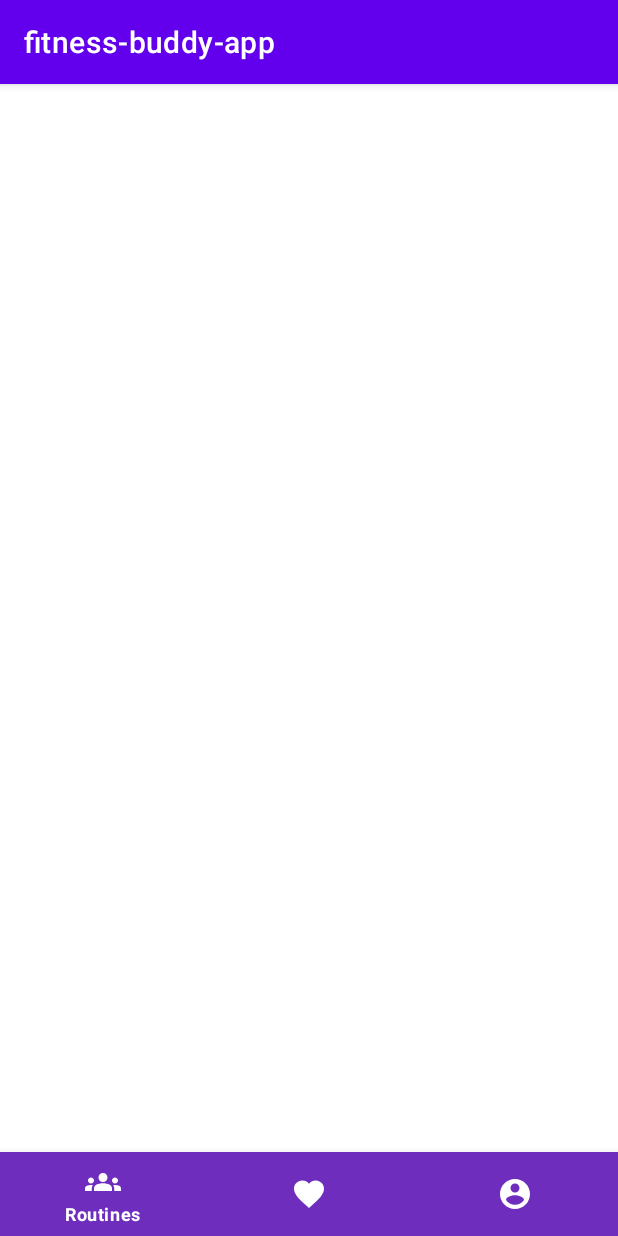
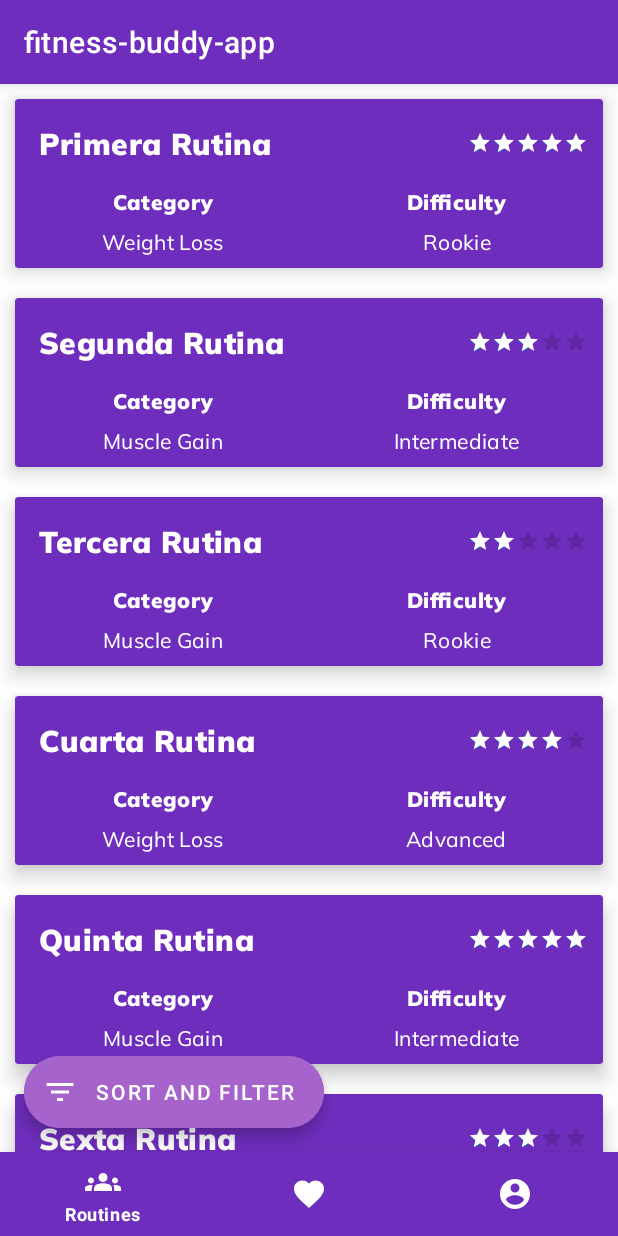
Before and after one commit to Reversive/fitness-buddy-app, an Android app: the CommunityRoutinesFragment screen opened directly, with no data from a screen before it, on a phone screen of 412 x 824 dp. Run offline under Robolectric (Android 15) with nearby library versions, the phone set to English and light mode, and no system bars.

Commit message:
added recyclerview, cardview and flotating filter button

```diff
--- a/app/build.gradle
+++ b/app/build.gradle
@@ -35,6 +35,7 @@ dependencies {
     implementation 'androidx.constraintlayout:constraintlayout:2.0.4'
     implementation 'com.chaos.view:pinview:1.4.3'
     implementation 'androidx.recyclerview:recyclerview:1.2.1'
+    implementation "androidx.coordinatorlayout:coordinatorlayout:1.1.0"
     implementation 'androidx.cardview:cardview:1.0.0'
     implementation 'com.github.ivbaranov:materialfavoritebutton:0.1.5'
     implementation 'androidx.legacy:legacy-support-v4:1.0.0'
--- a/app/src/main/AndroidManifest.xml
+++ b/app/src/main/AndroidManifest.xml
@@ -9,7 +9,7 @@
         android:roundIcon="@mipmap/ic_launcher_round"
         android:supportsRtl="true"
         android:theme="@style/theme.fitness.buddy.app">
-        <activity android:name=".navigation.MainNavigationActivity"></activity>
+        <activity android:name=".navigation.MainNavigationActivity"/>
         <activity android:name=".splash.SplashScreenActivity">
             <intent-filter>
                 <action android:name="android.intent.action.MAIN" />
--- /dev/null
+++ b/app/src/main/java/ar/edu/itba/fitness/buddy/adapter/RoutineCardAdapter.java
@@ -0,0 +1,60 @@
+package ar.edu.itba.fitness.buddy.adapter;
+
+import android.view.LayoutInflater;
+import android.view.View;
+import android.view.ViewGroup;
+import android.widget.RatingBar;
+
+import androidx.annotation.NonNull;
+import androidx.appcompat.widget.AppCompatTextView;
+import androidx.recyclerview.widget.RecyclerView;
+
+import java.util.ArrayList;
+
+import ar.edu.itba.fitness.buddy.R;
+import ar.edu.itba.fitness.buddy.helper.RoutineCard;
+
+public class RoutineCardAdapter extends RecyclerView.Adapter<RoutineCardAdapter.RoutineCardViewHolder> {
+
+    ArrayList<RoutineCard> routineCards;
+
+    public RoutineCardAdapter(ArrayList<RoutineCard> routineCards) {
+        this.routineCards = routineCards;
+    }
+
+    @NonNull
+    @Override
+    public RoutineCardViewHolder onCreateViewHolder(@NonNull ViewGroup parent, int viewType) {
+        View view = LayoutInflater.from(parent.getContext()).inflate(R.layout.routine_card_item, parent, false);
+        return new RoutineCardViewHolder(view);
+    }
+
+    @Override
+    public void onBindViewHolder(@NonNull RoutineCardAdapter.RoutineCardViewHolder holder, int position) {
+        RoutineCard routineCard = routineCards.get(position);
+
+        holder.title.setText(routineCard.getTitle());
+        holder.category.setText(routineCard.getCategory());
+        holder.difficulty.setText(routineCard.getDifficulty());
+        holder.rating.setRating(routineCard.getRating());
+    }
+
+    @Override
+    public int getItemCount() {
+        return routineCards.size();
+    }
+
+    public static class RoutineCardViewHolder extends RecyclerView.ViewHolder {
+
+        AppCompatTextView title, category, difficulty;
+        RatingBar rating;
+
+        public RoutineCardViewHolder(@NonNull View itemView) {
+            super(itemView);
+            title = itemView.findViewById(R.id.default_card_title);
+            category = itemView.findViewById(R.id.default_card_weight_field);
+            difficulty = itemView.findViewById(R.id.default_card_difficulty_field);
+            rating = itemView.findViewById(R.id.default_card_rating_bar);
+        }
+    }
+}
--- /dev/null
+++ b/app/src/main/java/ar/edu/itba/fitness/buddy/helper/RoutineCard.java
@@ -0,0 +1,29 @@
+package ar.edu.itba.fitness.buddy.helper;
+
+public class RoutineCard {
+    String title, difficulty, category;
+    int rating;
+
+    public RoutineCard(String title, String difficulty, String category, int rating) {
+        this.title = title;
+        this.difficulty = difficulty;
+        this.category = category;
+        this.rating = rating;
+    }
+
+    public String getTitle() {
+        return title;
+    }
+
+    public String getDifficulty() {
+        return difficulty;
+    }
+
+    public String getCategory() {
+        return category;
+    }
+
+    public int getRating() {
+        return rating;
+    }
+}
--- a/app/src/main/java/ar/edu/itba/fitness/buddy/navigation/MainNavigationActivity.java
+++ b/app/src/main/java/ar/edu/itba/fitness/buddy/navigation/MainNavigationActivity.java
@@ -1,14 +1,21 @@
 package ar.edu.itba.fitness.buddy.navigation;
 
 import androidx.annotation.NonNull;
+import androidx.appcompat.app.ActionBar;
 import androidx.appcompat.app.AppCompatActivity;
+import androidx.core.content.ContextCompat;
 import androidx.fragment.app.Fragment;
 import androidx.fragment.app.FragmentTransaction;
 
+import android.annotation.SuppressLint;
+import android.graphics.Color;
+import android.graphics.drawable.ColorDrawable;
 import android.os.Bundle;
 import android.view.MenuItem;
 
 import com.google.android.material.bottomnavigation.BottomNavigationView;
+
+import java.util.Objects;
 
 import ar.edu.itba.fitness.buddy.R;
 import ar.edu.itba.fitness.buddy.navigation.community_routines.CommunityRoutinesFragment;
@@ -26,15 +33,17 @@ public class MainNavigationActivity extends AppCompatActivity {
     protected void onCreate(Bundle savedInstanceState) {
         super.onCreate(savedInstanceState);
         setContentView(R.layout.activity_main_navigation);
-
+        ActionBar actionBar = getSupportActionBar();
+        ColorDrawable colorDrawable
+                = new ColorDrawable(ContextCompat.getColor(this, R.color.purple_web));
+        Objects.requireNonNull(actionBar).setBackgroundDrawable(colorDrawable);
         BottomNavigationView bottomNavigationView = findViewById(R.id.bottom_navigation);
         bottomNavigationView.setOnNavigationItemSelectedListener(mOnNavigationItemSelectedListener);
         if(savedInstanceState == null) loadFragment(communityRoutinesFragment);
     }
 
-    private final BottomNavigationView.OnNavigationItemSelectedListener mOnNavigationItemSelectedListener = new BottomNavigationView.OnNavigationItemSelectedListener() {
-        @Override
-        public boolean onNavigationItemSelected(@NonNull MenuItem item) {
+    @SuppressLint("NonConstantResourceId")
+    private final BottomNavigationView.OnNavigationItemSelectedListener mOnNavigationItemSelectedListener = item -> {
         switch (item.getItemId()) {
             case R.id.communityRoutinesFragment:
                 loadFragment(communityRoutinesFragment);
@@ -47,7 +56,6 @@ public class MainNavigationActivity extends AppCompatActivity {
                 return true;
         }
         return false;
-        }
     };
 
     public void loadFragment(Fragment fragment) {
--- a/app/src/main/java/ar/edu/itba/fitness/buddy/navigation/community_routines/CommunityRoutinesFragment.java
+++ b/app/src/main/java/ar/edu/itba/fitness/buddy/navigation/community_routines/CommunityRoutinesFragment.java
@@ -3,64 +3,43 @@ package ar.edu.itba.fitness.buddy.navigation.community_routines;
 import android.os.Bundle;
 
 import androidx.fragment.app.Fragment;
+import androidx.recyclerview.widget.LinearLayoutManager;
+import androidx.recyclerview.widget.RecyclerView;
 
 import android.view.LayoutInflater;
 import android.view.View;
 import android.view.ViewGroup;
 
+import java.util.ArrayList;
+
 import ar.edu.itba.fitness.buddy.R;
+import ar.edu.itba.fitness.buddy.adapter.RoutineCardAdapter;
+import ar.edu.itba.fitness.buddy.helper.RoutineCard;
 
-/**
- * A simple {@link Fragment} subclass.
- * Use the {@link CommunityRoutinesFragment#newInstance} factory method to
- * create an instance of this fragment.
- */
+
 public class CommunityRoutinesFragment extends Fragment {
 
-    // TODO: Rename parameter arguments, choose names that match
-    // the fragment initialization parameters, e.g. ARG_ITEM_NUMBER
-    private static final String ARG_PARAM1 = "param1";
-    private static final String ARG_PARAM2 = "param2";
-
-    // TODO: Rename and change types of parameters
-    private String mParam1;
-    private String mParam2;
-
+    RecyclerView routineRecycler;
+    RecyclerView.Adapter<RoutineCardAdapter.RoutineCardViewHolder> adapter;
     public CommunityRoutinesFragment() {
-        // Required empty public constructor
-    }
-
-    /**
-     * Use this factory method to create a new instance of
-     * this fragment using the provided parameters.
-     *
-     * @param param1 Parameter 1.
-     * @param param2 Parameter 2.
-     * @return A new instance of fragment CommunityRoutinesFragment.
-     */
-    // TODO: Rename and change types and number of parameters
-    public static CommunityRoutinesFragment newInstance(String param1, String param2) {
-        CommunityRoutinesFragment fragment = new CommunityRoutinesFragment();
-        Bundle args = new Bundle();
-        args.putString(ARG_PARAM1, param1);
-        args.putString(ARG_PARAM2, param2);
-        fragment.setArguments(args);
-        return fragment;
-    }
-
-    @Override
-    public void onCreate(Bundle savedInstanceState) {
-        super.onCreate(savedInstanceState);
-        if (getArguments() != null) {
-            mParam1 = getArguments().getString(ARG_PARAM1);
-            mParam2 = getArguments().getString(ARG_PARAM2);
-        }
     }
 
     @Override
     public View onCreateView(LayoutInflater inflater, ViewGroup container,
                              Bundle savedInstanceState) {
-        // Inflate the layout for this fragment
-        return inflater.inflate(R.layout.fragment_community_routines, container, false);
+        View view = inflater.inflate(R.layout.fragment_community_routines, container, false);
+        routineRecycler = view.findViewById(R.id.routine_recycler);
+        routineRecycler.setHasFixedSize(true);
+        routineRecycler.setLayoutManager(new LinearLayoutManager(view.getContext()));
+        ArrayList<RoutineCard> routineCards = new ArrayList<>();
+        routineCards.add(new RoutineCard("Primera Rutina", "Rookie", "Weight Loss", 5));
+        routineCards.add(new RoutineCard("Segunda Rutina", "Intermediate", "Muscle Gain", 3));
+        routineCards.add(new RoutineCard("Tercera Rutina", "Rookie", "Muscle Gain", 2));
+        routineCards.add(new RoutineCard("Cuarta Rutina", "Advanced", "Weight Loss", 4));
+        routineCards.add(new RoutineCard("Quinta Rutina", "Intermediate", "Muscle Gain", 5));
+        routineCards.add(new RoutineCard("Sexta Rutina", "Rookie", "Weight Loss", 3));
+        adapter = new RoutineCardAdapter(routineCards);
+        routineRecycler.setAdapter(adapter);
+        return view;
     }
 }
--- /dev/null
+++ b/app/src/main/res/drawable/ic_fab_filter.xml
@@ -0,0 +1,5 @@
+<vector android:height="24dp" android:tint="#FFFFFF"
+    android:viewportHeight="24" android:viewportWidth="24"
+    android:width="24dp" xmlns:android="http://schemas.android.com/apk/res/android">
+    <path android:fillColor="@android:color/white" android:pathData="M10,18h4v-2h-4v2zM3,6v2h18L21,6L3,6zM6,13h12v-2L6,11v2z"/>
+</vector>
--- a/app/src/main/res/layout/activity_main_navigation.xml
+++ b/app/src/main/res/layout/activity_main_navigation.xml
@@ -4,13 +4,15 @@
     xmlns:tools="http://schemas.android.com/tools"
     android:layout_width="match_parent"
     android:layout_height="match_parent"
-    tools:context=".navigation.MainNavigationActivity">
+    tools:context=".navigation.MainNavigationActivity"
+    >
 
     <androidx.fragment.app.FragmentContainerView
         android:id="@+id/frame_container"
         android:layout_width="match_parent"
         android:layout_height="match_parent"
         android:layout_alignParentTop="true"
+        android:layout_marginBottom="?attr/actionBarSize"
         app:layout_behavior="@string/appbar_scrolling_view_behavior"
         />
 
--- a/app/src/main/res/layout/fragment_community_routines.xml
+++ b/app/src/main/res/layout/fragment_community_routines.xml
@@ -1,7 +1,33 @@
 <?xml version="1.0" encoding="utf-8"?>
-<ScrollView xmlns:android="http://schemas.android.com/apk/res/android"
+<androidx.coordinatorlayout.widget.CoordinatorLayout xmlns:android="http://schemas.android.com/apk/res/android"
     xmlns:tools="http://schemas.android.com/tools"
     android:layout_width="match_parent"
+    xmlns:app="http://schemas.android.com/apk/res-auto"
     android:background="@color/white"
     android:layout_height="match_parent"
-    tools:context=".navigation.community_routines.CommunityRoutinesFragment"/>
+    tools:context=".navigation.community_routines.CommunityRoutinesFragment">
+    <androidx.core.widget.NestedScrollView
+        android:layout_width="match_parent"
+        android:layout_height="wrap_content">
+
+        <androidx.recyclerview.widget.RecyclerView
+            android:id="@+id/routine_recycler"
+            android:layout_width="match_parent"
+            android:layout_height="wrap_content" />
+
+    </androidx.core.widget.NestedScrollView>
+
+    <com.google.android.material.floatingactionbutton.ExtendedFloatingActionButton
+        android:id="@+id/extended_fab"
+        android:layout_width="wrap_content"
+        android:backgroundTint="@color/purple_web_secondary"
+        android:textColor="@color/white"
+        app:iconTint="@color/white"
+        android:layout_height="wrap_content"
+        android:layout_margin="16dp"
+        android:layout_gravity="bottom|start"
+        android:text="@string/extended_fab_label"
+        app:icon="@drawable/ic_fab_filter"/>
+
+
+</androidx.coordinatorlayout.widget.CoordinatorLayout>
--- a/app/src/main/res/layout/list_item.xml
+++ b/app/src/main/res/layout/routine_card_item.xml
@@ -3,7 +3,9 @@
     android:id="@+id/card"
     android:layout_width="match_parent"
     android:layout_height="wrap_content"
-    android:layout_margin="8dp"
+    app:cardCornerRadius="2dp"
+    app:cardElevation="8dp"
+    android:layout_margin="10dp"
     android:backgroundTint="@color/purple_web">
 
     <LinearLayout
@@ -16,8 +18,9 @@
             android:layout_height="wrap_content"
             android:orientation="horizontal">
 
-            <TextView
-                android:layout_width="wrap_content"
+            <androidx.appcompat.widget.AppCompatTextView
+                android:id="@+id/default_card_title"
+                android:layout_width="match_parent"
                 android:layout_height="wrap_content"
                 android:layout_alignParentStart="true"
                 android:fontFamily="@font/muli_black"
@@ -27,6 +30,7 @@
                 android:textColor="@color/white" />
 
             <RatingBar
+                android:id="@+id/default_card_rating_bar"
                 style="@style/Widget.AppCompat.RatingBar.Small"
                 android:layout_width="wrap_content"
                 android:layout_height="wrap_content"
@@ -47,7 +51,7 @@
             android:layout_height="wrap_content"
             android:orientation="horizontal">
 
-            <TextView
+            <androidx.appcompat.widget.AppCompatTextView
                 android:layout_width="wrap_content"
                 android:layout_height="wrap_content"
                 android:layout_weight="1"
@@ -57,12 +61,12 @@
                 android:textAppearance="?attr/textAppearanceBody2"
                 android:textColor="@color/white" />
 
-            <TextView
+            <androidx.appcompat.widget.AppCompatTextView
                 android:layout_width="wrap_content"
                 android:layout_height="wrap_content"
                 android:layout_weight="1"
                 android:fontFamily="@font/muli_black"
-                android:text="Difficulty"
+                android:text="@string/default_card_difficulty"
                 android:textAlignment="center"
                 android:textAppearance="?attr/textAppearanceBody2"
                 android:textColor="@color/white" />
@@ -75,23 +79,25 @@
             android:layout_height="wrap_content"
             android:orientation="horizontal">
 
-            <TextView
+            <androidx.appcompat.widget.AppCompatTextView
+                android:id="@+id/default_card_weight_field"
                 android:layout_width="0dp"
                 android:layout_height="wrap_content"
                 android:layout_weight="1"
                 android:fontFamily="@font/muli"
-                android:text="Weight Loss"
+                android:text="@string/default_card_weight_field"
                 android:textAlignment="center"
                 android:textAppearance="?attr/textAppearanceBody2"
                 android:textColor="@color/white" />
 
-            <TextView
+            <androidx.appcompat.widget.AppCompatTextView
+                android:id="@+id/default_card_difficulty_field"
                 android:layout_width="0dp"
                 android:layout_height="wrap_content"
                 android:layout_weight="1"
                 android:fontFamily="@font/muli"
                 android:padding="8dp"
-                android:text="Rookie"
+                android:text="@string/default_card_difficulty_field"
                 android:textAlignment="center"
                 android:textAppearance="?attr/textAppearanceBody2"
                 android:textColor="@color/white" />
--- a/app/src/main/res/values/strings.xml
+++ b/app/src/main/res/values/strings.xml
@@ -39,5 +39,10 @@
 
     <string name="default_card_title">Routine Title</string>
     <string name="default_card_category">Category</string>
+    <string name="default_card_difficulty">Difficulty</string>
+    <string name="default_card_weight_field">Weight Loss</string>
+    <string name="default_card_difficulty_field">Rookie</string>
+
+    <string name="extended_fab_label">Sort and Filter</string>
 
 </resources>
--- a/app/src/main/res/values/styles.xml
+++ b/app/src/main/res/values/styles.xml
@@ -1,5 +1,6 @@
 <?xml version="1.0" encoding="utf-8"?>
 <resources>
+
     <style name="splashScreenButton" parent="Widget.MaterialComponents.Button.TextButton">
         <item name="android:textColor">@color/white</item>
         <item name="android:backgroundTint">@color/purple_web_secondary</item>
--- a/app/src/main/res/values/themes.xml
+++ b/app/src/main/res/values/themes.xml
@@ -10,7 +10,7 @@
         <item name="colorSecondaryVariant">@color/teal_700</item>
         <item name="colorOnSecondary">@color/black</item>
         <!-- Status bar color. -->
-        <item name="android:statusBarColor" tools:targetApi="l">?attr/colorPrimaryVariant</item>
+        <item name="android:statusBarColor" tools:targetApi="l">@color/purple_web</item>
         <!-- Customize your theme here. -->
     </style>
 
```
Lines whose indentation alone changed are shown as unchanged.
